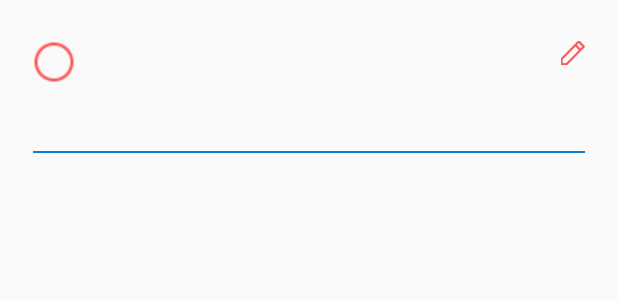
After one commit to mbhagyalatha/CloudCommerce, an Android app: the layout address_item.xml on its own in the app's theme, with its tools: preview values and no code run, on a phone screen of 412 x 824 dp. The commit adds this screen. Shown: the top 300 px of the screen. Run offline under Robolectric (Android 15) with nearby library versions, the phone set to English and light mode, and no system bars.

Commit message:
address item layout and its related images , strings and dimensions are added

```diff
--- /dev/null
+++ b/app/src/main/res/drawable/custom_radiobtn_design.xml
@@ -0,0 +1,5 @@
+<?xml version="1.0" encoding="utf-8"?>
+<selector xmlns:android="http://schemas.android.com/apk/res/android">
+    <item android:drawable="@drawable/ic_checked_radio_btn" android:state_checked="true" />
+    <item android:drawable="@drawable/ic_unchecked_radio_btn" android:state_checked="false" />
+</selector>
--- /dev/null
+++ b/app/src/main/res/layout/address_item.xml
@@ -0,0 +1,61 @@
+<?xml version="1.0" encoding="utf-8"?>
+<LinearLayout xmlns:android="http://schemas.android.com/apk/res/android"
+    android:layout_width="match_parent"
+    android:layout_height="wrap_content"
+    android:layout_marginLeft="@dimen/select_addr_item_spacing"
+    android:layout_marginRight="@dimen/select_addr_item_spacing"
+    android:orientation="vertical">
+
+    <RelativeLayout
+        android:layout_width="match_parent"
+        android:layout_height="match_parent"
+
+        android:layout_marginTop="@dimen/select_addr_top_spacing"
+        android:orientation="vertical">
+
+        <RadioButton
+            android:id="@+id/radio_btn"
+            android:layout_width="wrap_content"
+            android:layout_height="wrap_content"
+            android:button="@drawable/custom_radiobtn_design"
+            android:checked="false"
+            android:tag="UnChecked" />
+        <!--android:button="@drawable/custom_radiobtn_design"-->
+
+        <LinearLayout
+            android:layout_width="match_parent"
+            android:layout_height="wrap_content"
+            android:layout_marginLeft="@dimen/select_addr_name_left_spacing"
+            android:layout_toLeftOf="@+id/edit_address"
+            android:layout_toRightOf="@+id/radio_btn"
+            android:orientation="vertical">
+
+            <TextView
+                android:id="@+id/username"
+                android:layout_width="wrap_content"
+                android:layout_height="wrap_content" />
+
+            <TextView
+                android:id="@+id/address"
+                android:layout_width="wrap_content"
+                android:layout_height="wrap_content"
+                android:layout_marginTop="@dimen/select_addr_txt_top_spacing"
+                android:text="" />
+        </LinearLayout>
+
+        <ImageView
+            android:id="@+id/edit_address"
+            android:layout_width="@dimen/edit_icon_dimens"
+            android:layout_height="@dimen/edit_icon_dimens"
+            android:layout_alignParentRight="true"
+            android:src="@drawable/ic_edit" />
+
+    </RelativeLayout>
+
+    <View
+        android:layout_width="match_parent"
+        android:layout_height="@dimen/border_width"
+        android:layout_marginTop="@dimen/address_txt_bottom_padding"
+        android:background="@color/menu_items_divide_color" />
+
+</LinearLayout>
--- a/app/src/main/res/values/dimens.xml
+++ b/app/src/main/res/values/dimens.xml
@@ -108,4 +108,15 @@
     <dimen name="order_lyt_spacing">8dp</dimen>
     <integer name="phone_no_maxlength">10</integer>
     <integer name="pincode_maxlength">9</integer>
+
+    <!-- select Address item dimensions-->
+    <dimen name="select_addr_item_spacing">22dp</dimen>
+    <dimen name="select_addr_top_spacing">27dp</dimen>
+    <dimen name="select_addr_name_left_spacing">21dp</dimen>
+    <dimen name="select_addr_txt_top_spacing">19dp</dimen>
+    <dimen name="edit_icon_dimens">16dp</dimen>
+    <dimen name="address_txt_bottom_padding">15dp</dimen>
+    <dimen name="select_addr_padding_bottom">10dp</dimen>
+    <dimen name="select_addr_btn_width">150dp</dimen>
+
 </resources>
--- a/app/src/main/res/values/strings.xml
+++ b/app/src/main/res/values/strings.xml
@@ -65,4 +65,7 @@
     <string name="phone_no_error_msg">Enter Phone Number</string>
     <string name="valid_phone_number_msg">Enter valid phone number</string>
     <string name="valid_pincode_msg">Enter valid pincode</string>
+
+    <!-- TODO: Remove or change this placeholder text -->
+    <string name="hello_blank_fragment">Hello blank fragment</string>
 </resources>
```
Also changed, not shown: app/src/main/res/drawable/ic_checked_radio_btn.png (added), app/src/main/res/drawable/ic_edit.png (added), app/src/main/res/drawable/ic_unchecked_radio_btn.png (added).
